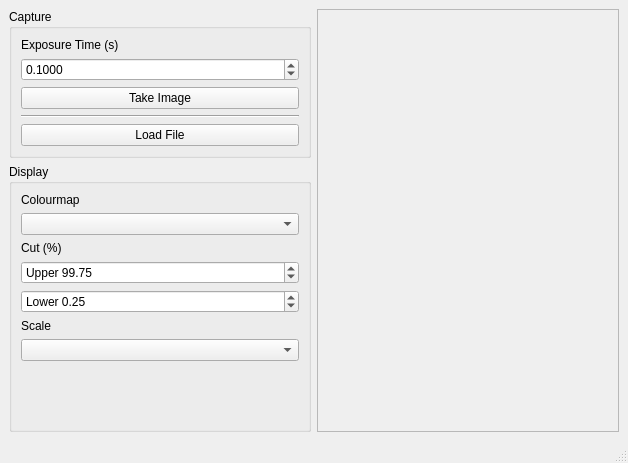
The window that viewer.ui (badders/pyallsky) describes before a commit, drawn with Qt 5.
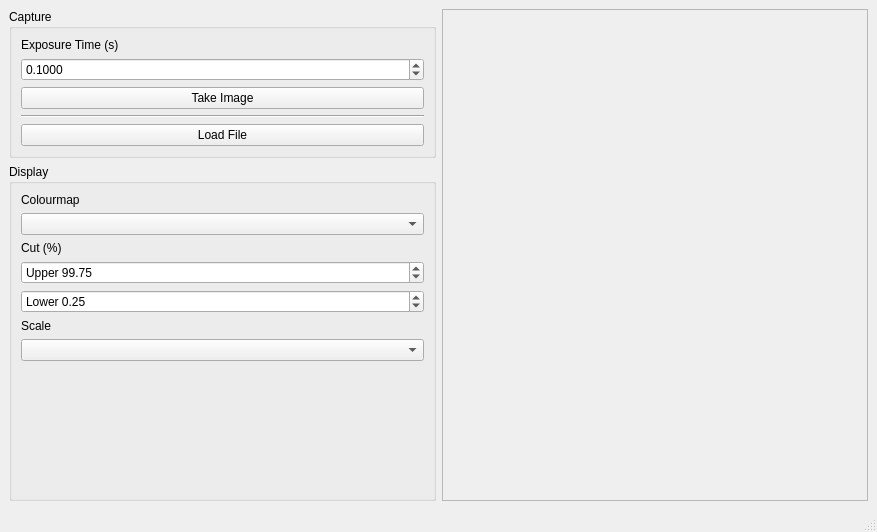
The same window after the commit.

Commit message: Better initial dimensions for user interface

What changed in the file:
```diff
--- a/viewer.ui
+++ b/viewer.ui
@@ -6,8 +6,8 @@
    <rect>
     <x>0</x>
     <y>0</y>
-    <width>628</width>
-    <height>463</height>
+    <width>877</width>
+    <height>532</height>
    </rect>
   </property>
   <property name="windowTitle">
```
